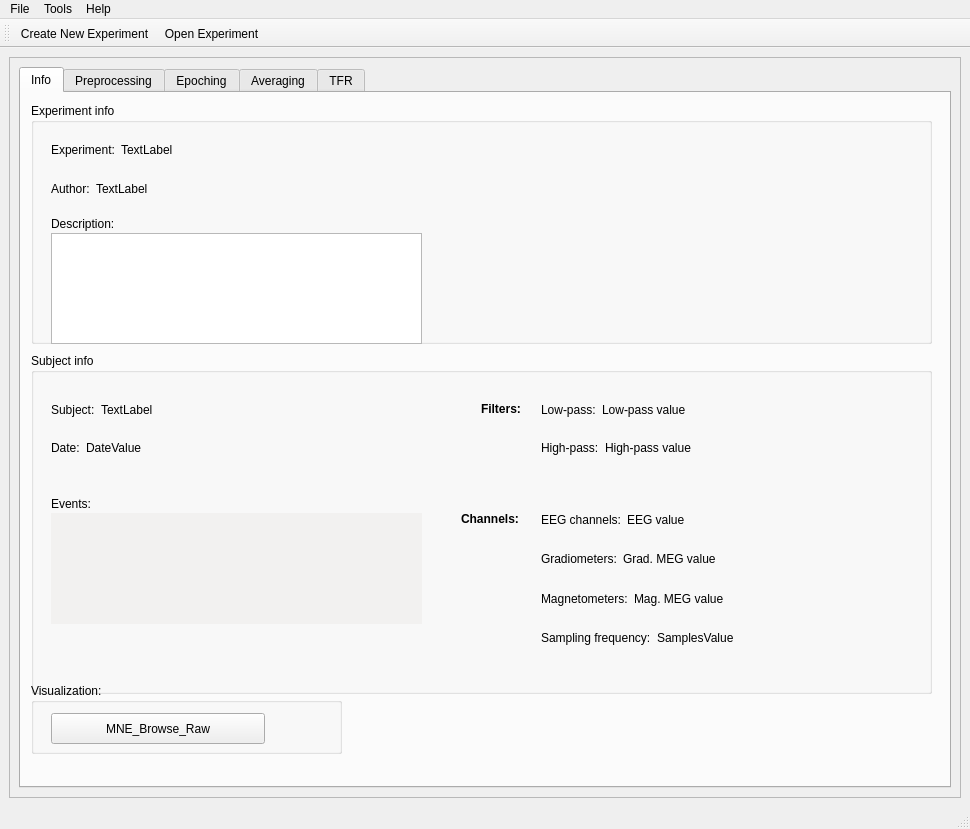
Before: the Qt Designer form meggie/ui/qt4Designer_ui_files/mainWindow.ui in cibr-jyu/meggie, drawn with Qt 5.
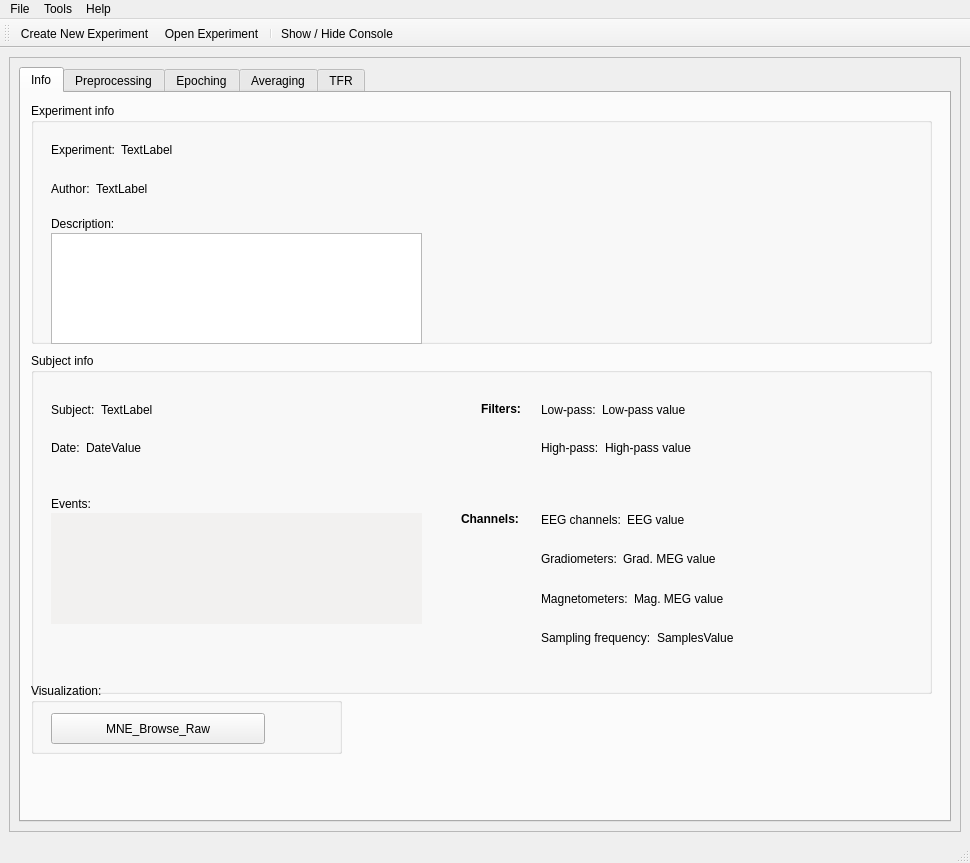
After: the same form once the commit is applied. The open tabs and pages were chosen to show the change.

Commit message: Added show / hide console -action on mainwindow toolbar.

Diff of the .ui file:
```diff
--- a/meggie/ui/qt4Designer_ui_files/mainWindow.ui
+++ b/meggie/ui/qt4Designer_ui_files/mainWindow.ui
@@ -7,7 +7,7 @@
     <x>0</x>
     <y>0</y>
     <width>970</width>
-    <height>829</height>
+    <height>863</height>
    </rect>
   </property>
   <property name="sizePolicy">
@@ -38,7 +38,7 @@
          <x>0</x>
          <y>0</y>
          <width>950</width>
-         <height>721</height>
+         <height>755</height>
         </rect>
        </property>
        <property name="minimumSize">
@@ -2078,6 +2078,8 @@
    </attribute>
    <addaction name="actionCreate_experiment"/>
    <addaction name="actionOpen_experiment"/>
+   <addaction name="separator"/>
+   <addaction name="actionShow_Hide_Console"/>
   </widget>
   <action name="actionCreate_experiment">
    <property name="text">
@@ -2104,6 +2106,11 @@
     <string>About</string>
    </property>
   </action>
+  <action name="actionShow_Hide_Console">
+   <property name="text">
+    <string>Show / Hide Console</string>
+   </property>
+  </action>
  </widget>
  <resources/>
  <connections>
```
Left out of the diff: 9 changed lines with no effect on the pictures. The commit also changes 1 other file.
